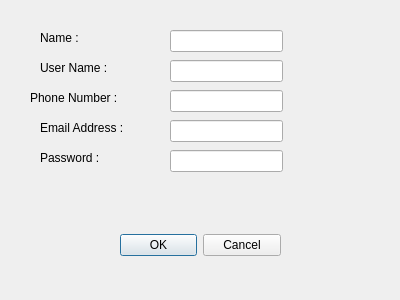
This is signupdialog.ui in m-rajaee/PlantsVsZombies as Qt 5 draws it before an edit. The edited form follows.
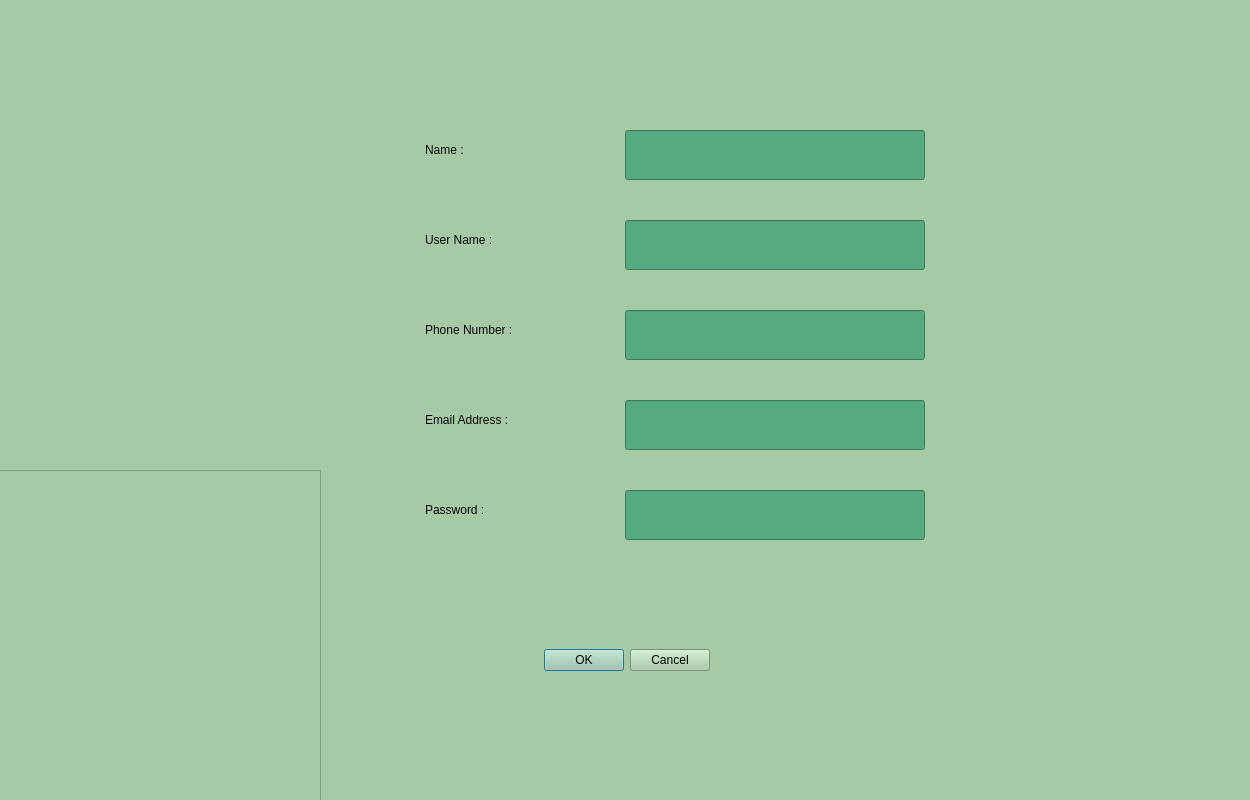
This is the edited form. Icons and pictures are not drawn.

What changed in the file:
```diff
--- a/signupdialog.ui
+++ b/signupdialog.ui
@@ -6,22 +6,33 @@
    <rect>
     <x>0</x>
     <y>0</y>
-    <width>400</width>
-    <height>300</height>
+    <width>1250</width>
+    <height>800</height>
    </rect>
   </property>
+  <property name="font">
+   <font>
+    <bold>false</bold>
+   </font>
+  </property>
   <property name="windowTitle">
    <string>Dialog</string>
   </property>
+  <property name="styleSheet">
+   <string notr="true">background-color: rgb(166, 202, 166);</string>
+  </property>
   <widget class="QLabel" name="label">
    <property name="geometry">
     <rect>
-     <x>40</x>
-     <y>30</y>
-     <width>49</width>
-     <height>16</height>
+     <x>425</x>
+     <y>140</y>
+     <width>50</width>
+     <height>20</height>
     </rect>
    </property>
+   <property name="styleSheet">
+    <string notr="true">color: rgb(7, 7, 7);</string>
+   </property>
    <property name="text">
     <string>Name : </string>
    </property>
@@ -29,12 +40,15 @@
   <widget class="QLabel" name="label_2">
    <property name="geometry">
     <rect>
-     <x>40</x>
-     <y>60</y>
-     <width>81</width>
-     <height>16</height>
+     <x>425</x>
+     <y>230</y>
+     <width>80</width>
+     <height>20</height>
     </rect>
    </property>
+   <property name="styleSheet">
+    <string notr="true">color: rgb(7, 7, 7);</string>
+   </property>
    <property name="text">
     <string>User Name : </string>
    </property>
@@ -42,12 +56,15 @@
   <widget class="QLabel" name="label_3">
    <property name="geometry">
     <rect>
-     <x>30</x>
-     <y>90</y>
-     <width>101</width>
-     <height>16</height>
+     <x>425</x>
+     <y>320</y>
+     <width>100</width>
+     <height>20</height>
     </rect>
    </property>
+   <property name="styleSheet">
+    <string notr="true">color: rgb(4, 4, 4);</string>
+   </property>
    <property name="text">
     <string>Phone Number : </string>
    </property>
@@ -55,12 +72,15 @@
   <widget class="QLabel" name="label_4">
    <property name="geometry">
     <rect>
-     <x>40</x>
-     <y>120</y>
-     <width>91</width>
-     <height>16</height>
+     <x>425</x>
+     <y>410</y>
+     <width>90</width>
+     <height>20</height>
     </rect>
    </property>
+   <property name="styleSheet">
+    <string notr="true">color: rgb(8, 8, 8);</string>
+   </property>
    <property name="text">
     <string>Email Address : </string>
    </property>
@@ -68,12 +88,15 @@
   <widget class="QLabel" name="label_5">
    <property name="geometry">
     <rect>
-     <x>40</x>
-     <y>150</y>
-     <width>71</width>
-     <height>16</height>
+     <x>425</x>
+     <y>500</y>
+     <width>70</width>
+     <height>20</height>
     </rect>
    </property>
+   <property name="styleSheet">
+    <string notr="true">color: rgb(2, 2, 2);</string>
+   </property>
    <property name="text">
     <string>Password :</string>
    </property>
@@ -81,66 +104,105 @@
   <widget class="QLineEdit" name="name">
    <property name="geometry">
     <rect>
-     <x>170</x>
-     <y>30</y>
-     <width>113</width>
-     <height>22</height>
+     <x>625</x>
+     <y>130</y>
+     <width>300</width>
+     <height>50</height>
     </rect>
    </property>
+   <property name="styleSheet">
+    <string notr="true">background-color: rgb(85, 170, 127);
+color: rgb(0, 0, 0);</string>
+   </property>
   </widget>
   <widget class="QLineEdit" name="username">
    <property name="geometry">
     <rect>
-     <x>170</x>
-     <y>60</y>
-     <width>113</width>
-     <height>22</height>
+     <x>625</x>
+     <y>220</y>
+     <width>300</width>
+     <height>50</height>
     </rect>
    </property>
+   <property name="styleSheet">
+    <string notr="true">color: rgb(3, 3, 3);
+background-color: rgb(85, 170, 127);</string>
+   </property>
   </widget>
   <widget class="QLineEdit" name="phone">
    <property name="geometry">
     <rect>
-     <x>170</x>
-     <y>90</y>
-     <width>113</width>
-     <height>22</height>
+     <x>625</x>
+     <y>310</y>
+     <width>300</width>
+     <height>50</height>
     </rect>
    </property>
+   <property name="styleSheet">
+    <string notr="true">color: rgb(4, 4, 4);
+background-color: rgb(85, 170, 127);</string>
+   </property>
   </widget>
   <widget class="QLineEdit" name="email">
    <property name="geometry">
     <rect>
-     <x>170</x>
-     <y>120</y>
-     <width>113</width>
-     <height>22</height>
+     <x>625</x>
+     <y>400</y>
+     <width>300</width>
+     <height>50</height>
     </rect>
    </property>
+   <property name="styleSheet">
+    <string notr="true">color: rgb(2, 2, 2);
+background-color: rgb(85, 170, 127);</string>
+   </property>
   </widget>
   <widget class="QLineEdit" name="password">
    <property name="geometry">
     <rect>
-     <x>170</x>
-     <y>150</y>
-     <width>113</width>
-     <height>22</height>
+     <x>625</x>
+     <y>490</y>
+     <width>300</width>
+     <height>50</height>
     </rect>
    </property>
+   <property name="styleSheet">
+    <string notr="true">color: rgb(4, 4, 4);
+background-color: rgb(85, 170, 127);</string>
+   </property>
+   <property name="echoMode">
+    <enum>QLineEdit::Password</enum>
+   </property>
   </widget>
   <widget class="QDialogButtonBox" name="buttonBox">
    <property name="geometry">
     <rect>
-     <x>120</x>
-     <y>230</y>
-     <width>161</width>
-     <height>31</height>
+     <x>540</x>
+     <y>630</y>
+     <width>170</width>
+     <height>60</height>
     </rect>
    </property>
+   <property name="styleSheet">
+    <string notr="true">color: rgb(0, 0, 0);</string>
+   </property>
    <property name="standardButtons">
     <set>QDialogButtonBox::Cancel|QDialogButtonBox::Ok</set>
    </property>
   </widget>
+  <widget class="QGraphicsView" name="graphicsView">
+   <property name="geometry">
+    <rect>
+     <x>-10</x>
+     <y>470</y>
+     <width>331</width>
+     <height>331</height>
+    </rect>
+   </property>
+   <property name="styleSheet">
+    <string notr="true">border-image: url(:/backgrounds/gifs/541f044044771e42a379c61b94f89419.gif);</string>
+   </property>
+  </widget>
  </widget>
  <resources/>
  <connections/>
```
